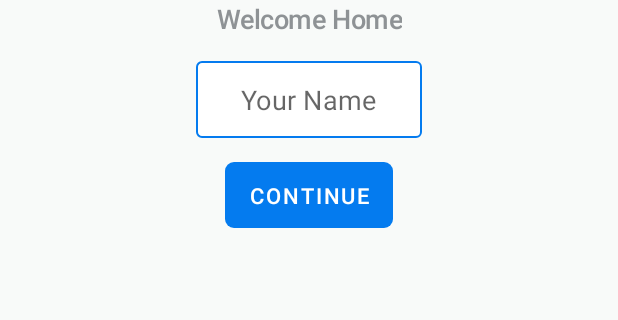
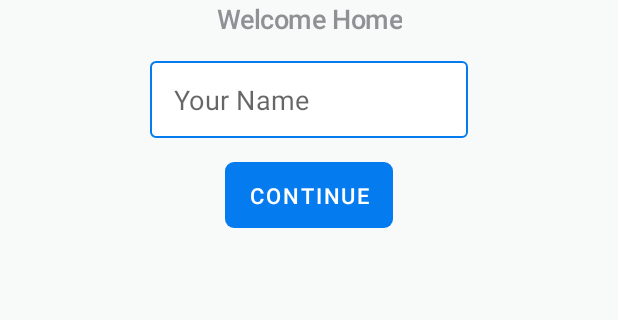
Before and after one commit to ihebhm/smarty-home, an Android app: the screen it shows after launch (MainActivity), on a phone screen of 412 x 824 dp, the part 544-864 px from its top. Run offline under Robolectric (Android 15) with nearby library versions, the phone set to English and light mode, and no system bars; our stand-ins replace Dagger/Hilt's generated code, Timber, data binding; libraries missing offline, so code that uses them is left out: androidx.hilt.work.

Commit message:
min update design

```diff
--- a/app/src/main/AndroidManifest.xml
+++ b/app/src/main/AndroidManifest.xml
@@ -10,7 +10,8 @@
         android:roundIcon="@mipmap/ic_launcher_round"
         android:supportsRtl="true"
         android:theme="@style/AppTheme">
-        <activity android:name=".ui.activities.MainActivity">
+        <activity android:name=".ui.activities.MainActivity"
+            android:windowSoftInputMode="adjustResize">
             <intent-filter>
                 <action android:name="android.intent.action.MAIN" />
 
--- a/app/src/main/res/layout/activity_main.xml
+++ b/app/src/main/res/layout/activity_main.xml
@@ -1,21 +1,18 @@
 <?xml version="1.0" encoding="utf-8"?>
-<androidx.constraintlayout.widget.ConstraintLayout xmlns:android="http://schemas.android.com/apk/res/android"
+<androidx.core.widget.NestedScrollView xmlns:android="http://schemas.android.com/apk/res/android"
     xmlns:app="http://schemas.android.com/apk/res-auto"
     xmlns:tools="http://schemas.android.com/tools"
     android:layout_width="match_parent"
     android:layout_height="match_parent"
+    android:background="@color/colorBackground"
     tools:context=".ui.activities.MainActivity">
 
     <androidx.fragment.app.FragmentContainerView
         android:id="@+id/nav_host_fragment"
         android:name="androidx.navigation.fragment.NavHostFragment"
-        android:layout_width="0dp"
-        android:layout_height="0dp"
-        app:layout_constraintLeft_toLeftOf="parent"
-        app:layout_constraintRight_toRightOf="parent"
-        app:layout_constraintTop_toTopOf="parent"
-        app:layout_constraintBottom_toBottomOf="parent"
+        android:layout_width="match_parent"
+        android:layout_height="match_parent"
         app:defaultNavHost="true"
         app:navGraph="@navigation/nav_graph" />
 
-</androidx.constraintlayout.widget.ConstraintLayout>
+</androidx.core.widget.NestedScrollView>
--- a/app/src/main/res/layout/fragment_home.xml
+++ b/app/src/main/res/layout/fragment_home.xml
@@ -20,9 +20,7 @@
     <LinearLayout
         android:layout_width="match_parent"
         android:layout_height="match_parent"
-        android:background="@color/colorBackground"
-        android:orientation="vertical"
-        android:padding="10dp">
+        android:orientation="vertical">
 
         <TextView
             style="@style/TextStyle"
@@ -30,12 +28,14 @@
             android:layout_height="wrap_content"
             android:text="@{viewModel.date}"
             android:textSize="16sp"
+            android:layout_marginStart="10dp"
             tools:text="july 17,2020" />
 
         <TextView
             style="@style/TitleStyle"
             android:layout_width="wrap_content"
             android:layout_height="wrap_content"
+            android:layout_marginStart="10dp"
             android:text='@{@string/welcome+", "+ viewModel.name+"!"}'
             tools:text="Welcome, iheb!" />
 
--- a/app/src/main/res/layout/fragment_main.xml
+++ b/app/src/main/res/layout/fragment_main.xml
@@ -13,8 +13,7 @@
 
     <androidx.constraintlayout.widget.ConstraintLayout
         android:layout_width="match_parent"
-        android:layout_height="match_parent"
-        android:background="@color/colorBackground">
+        android:layout_height="match_parent">
 
         <ImageView
             android:id="@+id/ic_main"
@@ -51,11 +50,11 @@
         <com.google.android.material.textfield.TextInputLayout
             android:id="@+id/name_il"
             style="@style/TextInputLayoutStyle"
-            android:layout_width="wrap_content"
+            android:layout_width="match_parent"
             android:layout_height="wrap_content"
-            android:layout_marginStart="25dp"
             android:layout_marginTop="16dp"
-            android:layout_marginEnd="25dp"
+            android:layout_marginEnd="100dp"
+            android:layout_marginStart="100dp"
             app:layout_constraintEnd_toEndOf="parent"
             app:layout_constraintStart_toStartOf="parent"
             app:layout_constraintTop_toBottomOf="@+id/welcome_tv">
@@ -67,10 +66,9 @@
                 android:layout_gravity="center_vertical"
                 android:hint="@string/name_hint"
                 android:imeOptions="actionDone"
-                android:maxLength="36"
-                android:paddingStart="30dp"
-                android:paddingEnd="30dp"
+                android:maxLength="20"
                 android:singleLine="true"
+                android:text=""
                 android:textAppearance="@style/TextInputEditText" />
 
         </com.google.android.material.textfield.TextInputLayout>
--- a/app/src/main/res/layout/item_room.xml
+++ b/app/src/main/res/layout/item_room.xml
@@ -23,6 +23,8 @@
         android:layout_height="170dp"
         app:layout_constraintWidth_percent="0.85"
         app:strokeColor="@color/color_stroke"
+        android:layout_marginStart="10dp"
+        android:layout_marginEnd="10dp"
         android:layout_marginBottom="10dp"
         app:strokeWidth="0.1dp">
 
```
Also changed, not shown: 1 other file.
